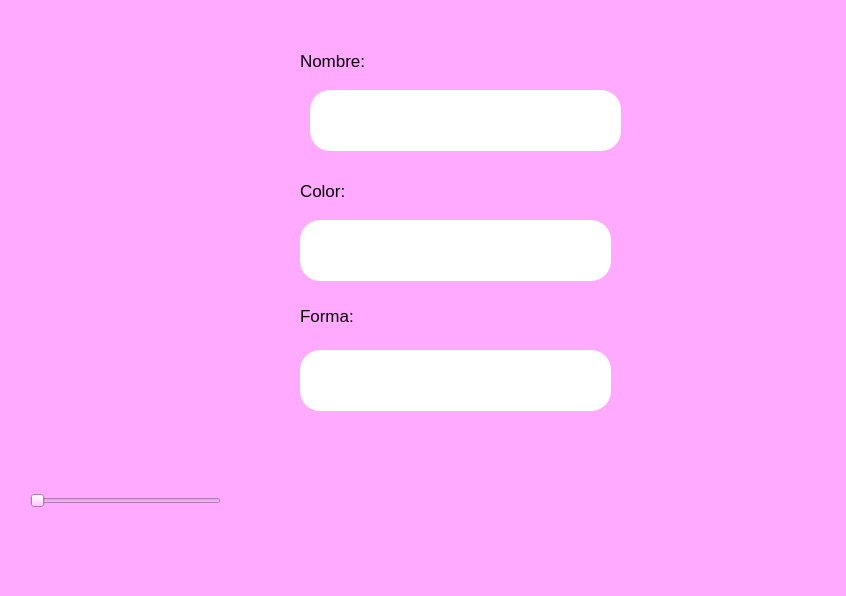
This is Unidad 2/P08_DescripcionDeImagenes.ui in celineazs/PIP_2025_1_Eq3 as Qt 5 draws it before an edit. The edited form follows.
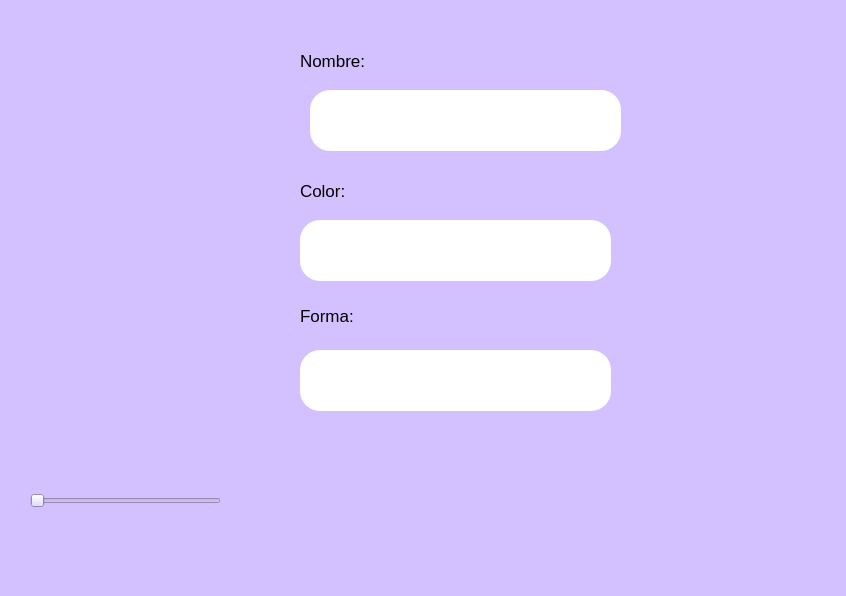
This is the edited form. Icons and pictures are not drawn.

What changed in the file:
```diff
--- a/Unidad 2/P08_DescripcionDeImagenes.ui
+++ b/Unidad 2/P08_DescripcionDeImagenes.ui
@@ -14,7 +14,7 @@
    <string>MainWindow</string>
   </property>
   <property name="styleSheet">
-   <string notr="true">background-color: rgb(255, 170, 255);</string>
+   <string notr="true">background-color: rgb(211, 193, 255);</string>
   </property>
   <widget class="QWidget" name="centralwidget">
    <widget class="QLabel" name="label">
```
